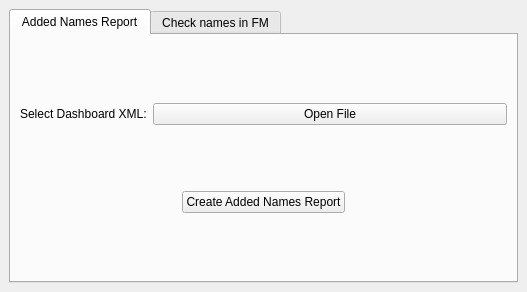
hoc-ppu/lawchecker, file python/ui/addedNames.ui: the form before one commit.
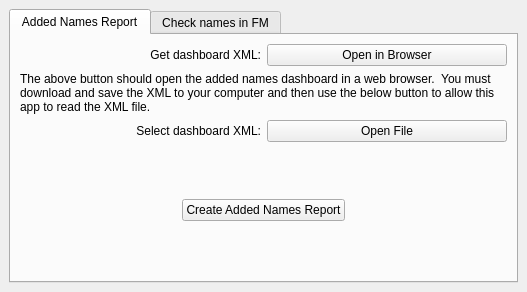
The form after the commit.

Diff of the .ui file:
```diff
--- a/python/ui/addedNames.ui
+++ b/python/ui/addedNames.ui
@@ -26,38 +26,55 @@
        </attribute>
        <layout class="QVBoxLayout" name="verticalLayout_2">
         <item>
-         <spacer name="verticalSpacer_2">
-          <property name="orientation">
-           <enum>Qt::Vertical</enum>
-          </property>
-          <property name="sizeHint" stdset="0">
-           <size>
-            <width>20</width>
-            <height>40</height>
-           </size>
-          </property>
-         </spacer>
-        </item>
-        <item>
-         <layout class="QFormLayout" name="formLayout">
+         <layout class="QGridLayout" name="gridLayout" columnstretch="1,1">
+          <item row="0" column="0">
+           <widget class="QLabel" name="get_label">
+            <property name="text">
+             <string>Get dashboard XML:</string>
+            </property>
+            <property name="alignment">
+             <set>Qt::AlignRight|Qt::AlignTrailing|Qt::AlignVCenter</set>
+            </property>
+           </widget>
+          </item>
           <item row="0" column="1">
+           <widget class="QPushButton" name="openBrowser_btn">
+            <property name="text">
+             <string>Open in Browser</string>
+            </property>
+           </widget>
+          </item>
+          <item row="1" column="0" colspan="2">
+           <widget class="QLabel" name="instruction_label">
+            <property name="text">
+             <string>The above button should open the added names dashboard in a web browser.  You must download and save the XML to your computer and then use the below button to allow this app to read the XML file.</string>
+            </property>
+            <property name="wordWrap">
+             <bool>true</bool>
+            </property>
+           </widget>
+          </item>
+          <item row="2" column="0">
+           <widget class="QLabel" name="select_label">
+            <property name="text">
+             <string>Select dashboard XML:</string>
+            </property>
+            <property name="alignment">
+             <set>Qt::AlignRight|Qt::AlignTrailing|Qt::AlignVCenter</set>
+            </property>
+           </widget>
+          </item>
+          <item row="2" column="1">
            <widget class="QPushButton" name="xmlFile_btn">
             <property name="text">
              <string>Open File</string>
             </property>
            </widget>
           </item>
-          <item row="0" column="0">
-           <widget class="QLabel" name="select_label">
-            <property name="text">
-             <string>Select Dashboard XML:</string>
-            </property>
-           </widget>
-          </item>
          </layout>
         </item>
         <item>
-         <spacer name="verticalSpacer">
+         <spacer name="verticalSpacer_2">
           <property name="orientation">
            <enum>Qt::Vertical</enum>
           </property>
```
Left out of the diff: 4 changed lines with no effect on the pictures.
